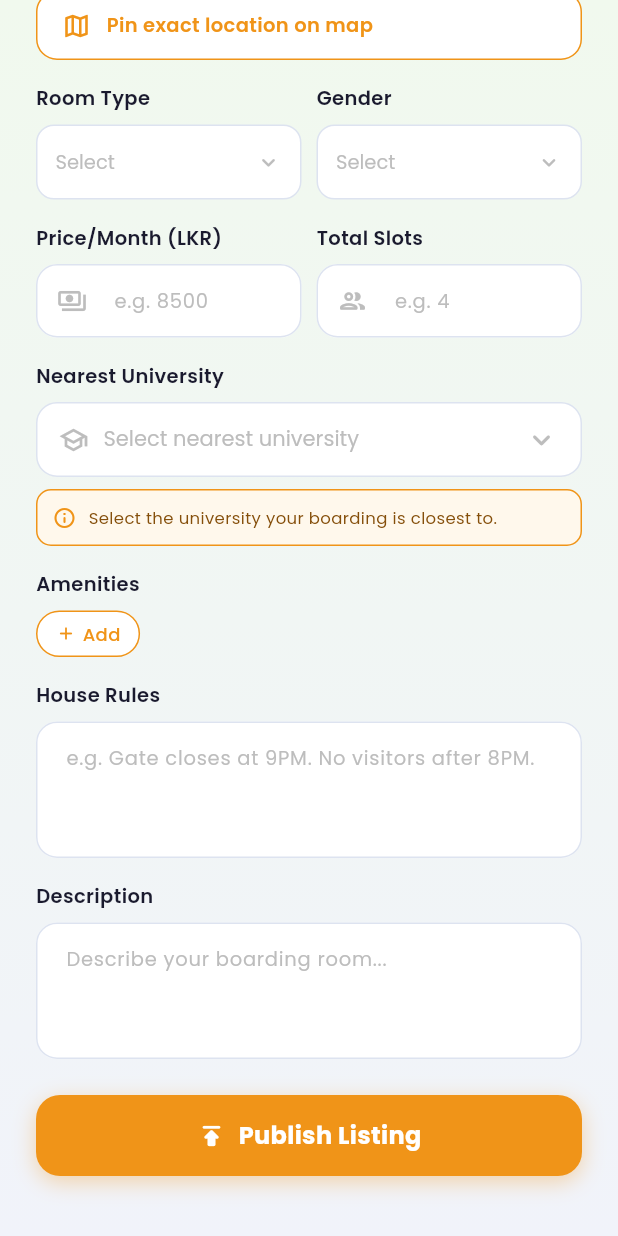
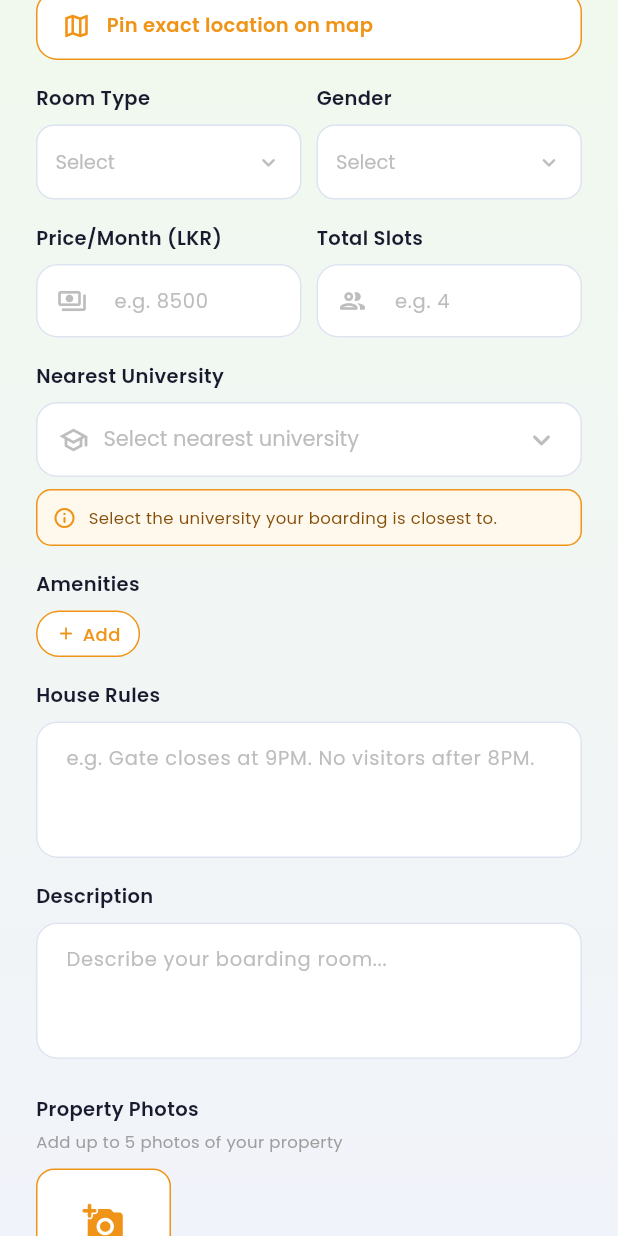
Before and after one commit to NavodPriyadarshana/UniBoardTest, a Flutter app: the AddListingScreen screen opened directly, scrolled down 252 dp, on a phone screen of 412 x 824 dp. Run offline on Flutter 3.47's test engine with Material 3 defaults, Android fonts, the phone set to English and light mode, and no system bars; our stand-ins replace cached_network_image, cloud_firestore, file_picker, firebase_auth, firebase_core, firebase_messaging and 6 more; accounts and stored records are empty.

Commit message:
Add property photo upload to add listing

```diff
--- a/lib/screens/landlord/add_listing_screen.dart
+++ b/lib/screens/landlord/add_listing_screen.dart
@@ -1,6 +1,9 @@
 import 'package:flutter/material.dart';
+import 'package:image_picker/image_picker.dart';
+import 'dart:io';
 import 'package:google_fonts/google_fonts.dart';
 import 'package:cloud_firestore/cloud_firestore.dart';
+import 'package:firebase_storage/firebase_storage.dart';
 import 'package:google_maps_flutter/google_maps_flutter.dart';
 import 'package:geocoding/geocoding.dart';
 import '../../services/auth_service.dart';
@@ -41,6 +44,10 @@ class _AddListingScreenState extends State<AddListingScreen> {
 
   // Amenities list
   List<String> _amenities = [];
+
+  // ── Photos ──
+  List<File> _selectedPhotos = [];
+  final ImagePicker _imagePicker = ImagePicker();
 
   // ── Location coordinates ──
   double _latitude = 6.9271;
@@ -97,6 +104,54 @@ class _AddListingScreenState extends State<AddListingScreen> {
 
   void _removeAmenity(String amenity) {
     setState(() => _amenities.remove(amenity));
+  }
+
+  // ─────────────────────────────────────────────
+  // PICK PHOTOS
+  // ─────────────────────────────────────────────
+  Future<void> _pickPhotos() async {
+    if (_selectedPhotos.length >= 5) {
+      ScaffoldMessenger.of(context).showSnackBar(
+        const SnackBar(
+          content: Text('Maximum 5 photos allowed'),
+          backgroundColor: Colors.orange,
+        ),
+      );
+      return;
+    }
+
+    final List<XFile> images = await _imagePicker
+        .pickMultiImage(imageQuality: 70);
+
+    if (images.isNotEmpty) {
+      setState(() {
+        final remaining = 5 - _selectedPhotos.length;
+        final toAdd = images.take(remaining).toList();
+        _selectedPhotos.addAll(
+            toAdd.map((x) => File(x.path)).toList());
+      });
+    }
+  }
+
+  // ─────────────────────────────────────────────
+  // UPLOAD PHOTOS TO FIREBASE STORAGE
+  // ─────────────────────────────────────────────
+  Future<List<String>> _uploadPhotos(String listingId) async {
+    final List<String> photoUrls = [];
+    for (int i = 0; i < _selectedPhotos.length; i++) {
+      try {
+        final ref = FirebaseStorage.instance
+            .ref()
+            .child('listing_photos/$listingId/photo_$i.jpg');
+        final uploadTask =
+            await ref.putFile(_selectedPhotos[i]);
+        final url = await uploadTask.ref.getDownloadURL();
+        photoUrls.add(url);
+      } catch (e) {
+        print('❌ Photo upload error: $e');
+      }
+    }
+    return photoUrls;
   }
 
   // ─────────────────────────────────────────────
@@ -196,6 +251,12 @@ class _AddListingScreenState extends State<AddListingScreen> {
           .doc()
           .id;
 
+      // ── Upload photos ──
+      List<String> photoUrls = [];
+      if (_selectedPhotos.isNotEmpty) {
+        photoUrls = await _uploadPhotos(listingId);
+      }
+
       final price = double.tryParse(_priceController.text) ?? 0;
       final slots = int.tryParse(_slotsController.text) ?? 1;
 
@@ -220,7 +281,7 @@ class _AddListingScreenState extends State<AddListingScreen> {
         'currentOccupants': 0,
         'amenities': _amenities,
         'houseRules': _houseRulesController.text.trim(),
-        'photos': [],
+        'photos': photoUrls,
         'isVerified': false,
         'membershipActive': true,
         'latitude': _latitude,
@@ -562,6 +623,8 @@ class _AddListingScreenState extends State<AddListingScreen> {
                                 : null,
                           ),
                           const SizedBox(height: 24),
+                          _buildPhotoSection(),
+                          const SizedBox(height: 16),
                           _buildPublishButton(),
                           const SizedBox(height: 16),
                         ],
@@ -854,6 +917,93 @@ class _AddListingScreenState extends State<AddListingScreen> {
     );
   }
 
+  // ── Photo Section Widget ──
+  Widget _buildPhotoSection() {
+    return Column(
+      crossAxisAlignment: CrossAxisAlignment.start,
+      children: [
+        _buildLabel('Property Photos'),
+        const SizedBox(height: 4),
+        Text('Add up to 5 photos of your property',
+            style: GoogleFonts.poppins(
+                fontSize: 11, color: Colors.grey.shade500)),
+        const SizedBox(height: 10),
+        SingleChildScrollView(
+          scrollDirection: Axis.horizontal,
+          child: Row(
+            children: [
+              // Add photo button
+              if (_selectedPhotos.length < 5)
+                GestureDetector(
+                  onTap: _pickPhotos,
+                  child: Container(
+                    width: 90, height: 90,
+                    margin: const EdgeInsets.only(right: 10),
+                    decoration: BoxDecoration(
+                      color: Colors.white,
+                      borderRadius: BorderRadius.circular(12),
+                      border: Border.all(
+                          color: const Color(0xFFF09418),
+                          style: BorderStyle.solid),
+                    ),
+                    child: Column(
+                      mainAxisAlignment: MainAxisAlignment.center,
+                      children: [
+                        const Icon(Icons.add_a_photo_rounded,
+                            color: Color(0xFFF09418), size: 28),
+                        const SizedBox(height: 4),
+                        Text('Add Photo',
+                            style: GoogleFonts.poppins(
+                                fontSize: 10,
+                                color: const Color(0xFFF09418))),
+                      ],
+                    ),
+                  ),
+                ),
+
+              // Selected photos
+              ..._selectedPhotos.asMap().entries.map((entry) {
+                final index = entry.key;
+                final photo = entry.value;
+                return Stack(
+                  children: [
+                    Container(
+                      width: 90, height: 90,
+                      margin: const EdgeInsets.only(right: 10),
+                      decoration: BoxDecoration(
+                        borderRadius: BorderRadius.circular(12),
+                        image: DecorationImage(
+                          image: FileImage(photo),
+                          fit: BoxFit.cover,
+                        ),
+                      ),
+                    ),
+                    Positioned(
+                      top: 4, right: 14,
+                      child: GestureDetector(
+                        onTap: () => setState(() =>
+                            _selectedPhotos.removeAt(index)),
+                        child: Container(
+                          width: 22, height: 22,
+                          decoration: const BoxDecoration(
+                            color: Colors.red,
+                            shape: BoxShape.circle,
+                          ),
+                          child: const Icon(Icons.close,
+                              color: Colors.white, size: 14),
+                        ),
+                      ),
+                    ),
+                  ],
+                );
+              }),
+            ],
+          ),
+        ),
+      ],
+    );
+  }
+
   Widget _buildPublishButton() {
     return GestureDetector(
       onTap: _isLoading ? null : _publishListing,
```
